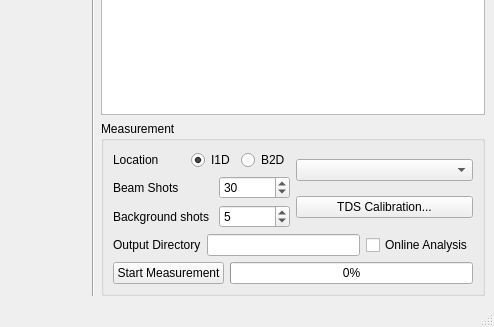
First picture: the form in esme/gui/ui/esme_window.ui, repository st-walker/esme, before the edit; both pictures show x 308 to 802 and y 294 to 621 of the 802 by 621 pixel window.
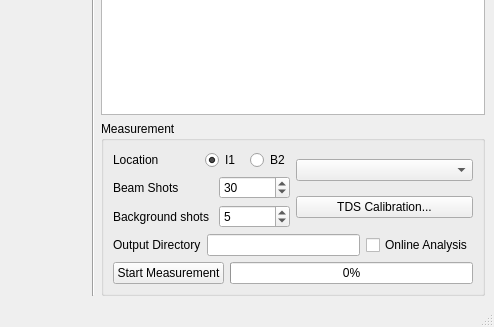
Second picture: the form after the edit. Custom widgets are drawn as their Qt base class.

The edit to the form file:
```diff
--- a/esme/gui/ui/esme_window.ui
+++ b/esme/gui/ui/esme_window.ui
@@ -51,7 +51,7 @@
                  <item>
                   <widget class="QRadioButton" name="i1d_radio_button">
                    <property name="text">
-                    <string>I1D</string>
+                    <string>I1</string>
                    </property>
                    <property name="checked">
                     <bool>true</bool>
@@ -61,7 +61,7 @@
                  <item>
                   <widget class="QRadioButton" name="b2d_radio_buton">
                    <property name="text">
-                    <string>B2D</string>
+                    <string>B2</string>
                    </property>
                    <property name="checkable">
                     <bool>false</bool>
```
Left out of the diff: 4 changed lines with no effect on the pictures.
